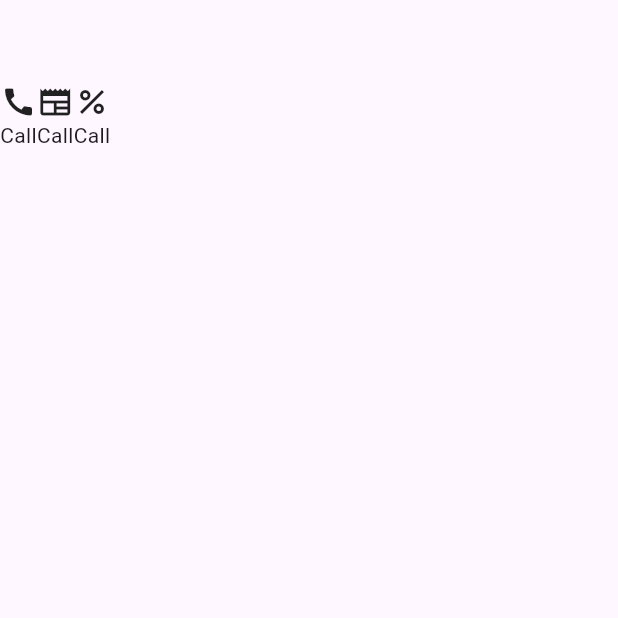
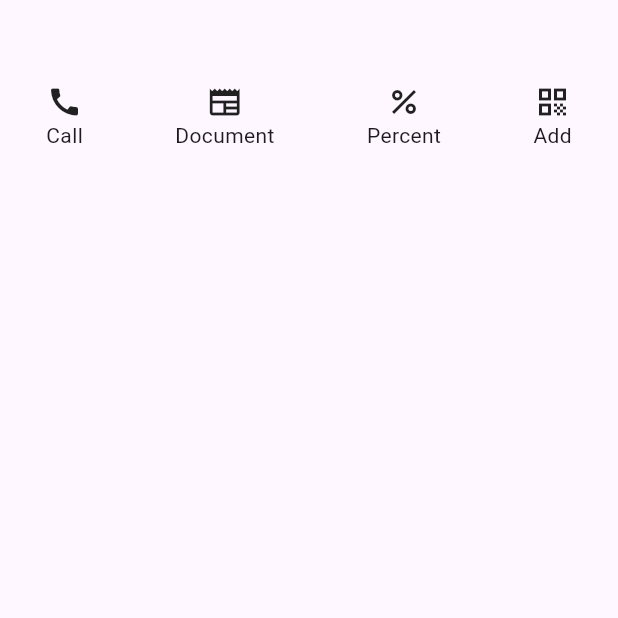
Before and after one commit to noptech85/example3, a Flutter app: the screen it shows after launch, on a phone screen of 412 x 824 dp, the top half of it. Run offline on Flutter 3.47's test engine with Material 3 defaults, Android fonts, the phone set to English and light mode, and no system bars.

Commit message:
example3-v3

```diff
--- a/lib/screen/home_screen.dart
+++ b/lib/screen/home_screen.dart
@@ -14,6 +14,7 @@ class _HomeScreenState extends State<HomeScreen> {
     return Scaffold(
       appBar: AppBar(),
       body: Row(
+        mainAxisAlignment: MainAxisAlignment.spaceAround,
         children: [
           Column(
             children: [
@@ -24,13 +25,19 @@ class _HomeScreenState extends State<HomeScreen> {
           Column(
             children: [
               Icon(Icons.newspaper),
-              Text("Call"),
+              Text("Document"),
             ],
           ),
           Column(
             children: [
               Icon(Icons.percent),
-              Text("Call"),
+              Text("Percent"),
+            ],
+          ),
+          Column(
+            children: [
+              Icon(Icons.qr_code),
+              Text("Add"),
             ],
           )
         ],
```
